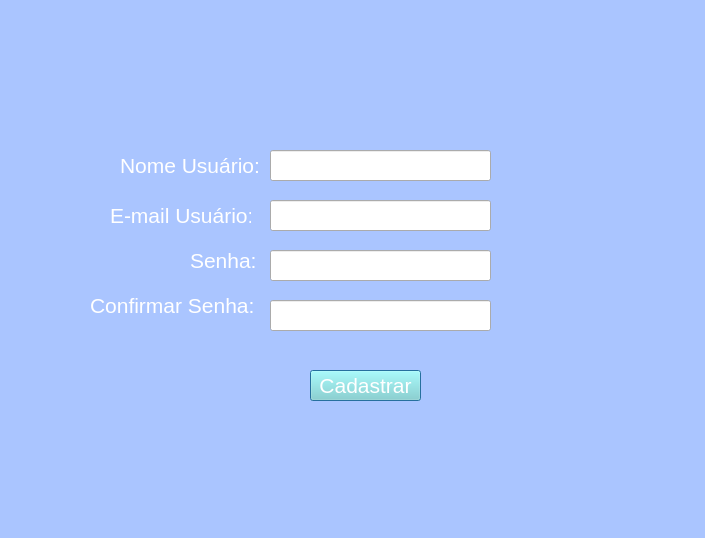
Above: TELAS.PY/CADASTRAR.ui from AntonioSistemas/Projeto-Sistema-de-controle-de-objetivos before the change. Below: the same form after it.
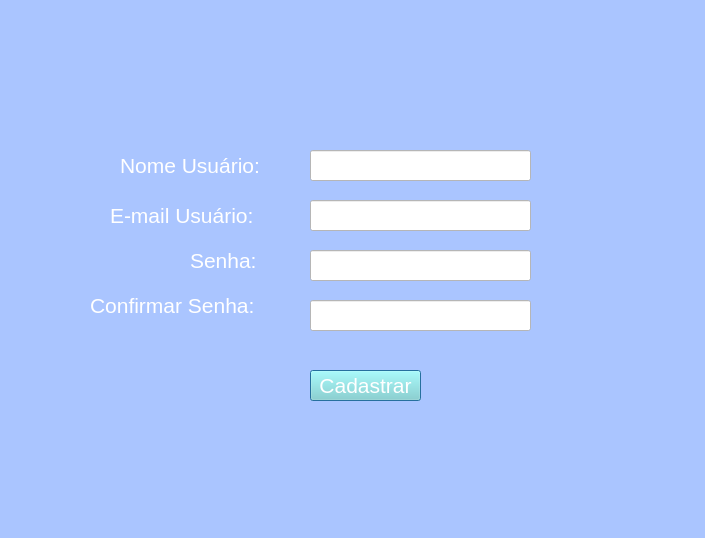
That is the form after the change. Icons and pictures are not drawn.

```diff
--- a/TELAS.PY/CADASTRAR.ui
+++ b/TELAS.PY/CADASTRAR.ui
@@ -13,22 +13,9 @@
   <property name="windowTitle">
    <string>Dialog</string>
   </property>
-  <widget class="QLabel" name="background">
-   <property name="geometry">
-    <rect>
-     <x>-10</x>
-     <y>-30</y>
-     <width>741</width>
-     <height>571</height>
-    </rect>
-   </property>
-   <property name="styleSheet">
-    <string notr="true">background-color: rgb(170, 197, 255);</string>
-   </property>
-   <property name="text">
-    <string/>
-   </property>
-  </widget>
+  <property name="styleSheet">
+   <string notr="true">background-color: rgb(170, 197, 255);</string>
+  </property>
   <widget class="QLabel" name="img_login_T2">
    <property name="geometry">
     <rect>
@@ -50,7 +37,7 @@
     <rect>
      <x>120</x>
      <y>140</y>
-     <width>141</width>
+     <width>191</width>
      <height>51</height>
     </rect>
    </property>
@@ -59,21 +46,27 @@
    </property>
   </widget>
   <widget class="QLineEdit" name="C_usuario">
+   <property name="enabled">
+    <bool>true</bool>
+   </property>
    <property name="geometry">
     <rect>
-     <x>270</x>
+     <x>310</x>
      <y>150</y>
      <width>221</width>
      <height>31</height>
     </rect>
    </property>
+   <property name="styleSheet">
+    <string notr="true">background-color: rgb(255, 255, 255);</string>
+   </property>
   </widget>
   <widget class="QLabel" name="email">
    <property name="geometry">
     <rect>
      <x>110</x>
      <y>190</y>
-     <width>141</width>
+     <width>191</width>
      <height>51</height>
     </rect>
    </property>
@@ -84,12 +77,15 @@
   <widget class="QLineEdit" name="C_email">
    <property name="geometry">
     <rect>
-     <x>270</x>
+     <x>310</x>
      <y>200</y>
      <width>221</width>
      <height>31</height>
     </rect>
    </property>
+   <property name="styleSheet">
+    <string notr="true">background-color: rgb(255, 255, 255);</string>
+   </property>
   </widget>
   <widget class="QLabel" name="Senha">
    <property name="geometry">
@@ -109,7 +105,7 @@
     <rect>
      <x>90</x>
      <y>280</y>
-     <width>171</width>
+     <width>211</width>
      <height>51</height>
     </rect>
    </property>
@@ -120,12 +116,15 @@
   <widget class="QLineEdit" name="C_senha">
    <property name="geometry">
     <rect>
-     <x>270</x>
+     <x>310</x>
      <y>250</y>
      <width>221</width>
      <height>31</height>
     </rect>
    </property>
+   <property name="styleSheet">
+    <string notr="true">background-color: rgb(255, 255, 255);</string>
+   </property>
    <property name="echoMode">
     <enum>QLineEdit::Password</enum>
    </property>
@@ -133,12 +132,15 @@
   <widget class="QLineEdit" name="C_ConfirmarSenha">
    <property name="geometry">
     <rect>
-     <x>270</x>
+     <x>310</x>
      <y>300</y>
      <width>221</width>
      <height>31</height>
     </rect>
    </property>
+   <property name="styleSheet">
+    <string notr="true">background-color: rgb(255, 255, 255);</string>
+   </property>
    <property name="echoMode">
     <enum>QLineEdit::Password</enum>
    </property>
```
Left out of the diff: 23 changed lines with no effect on the pictures.
